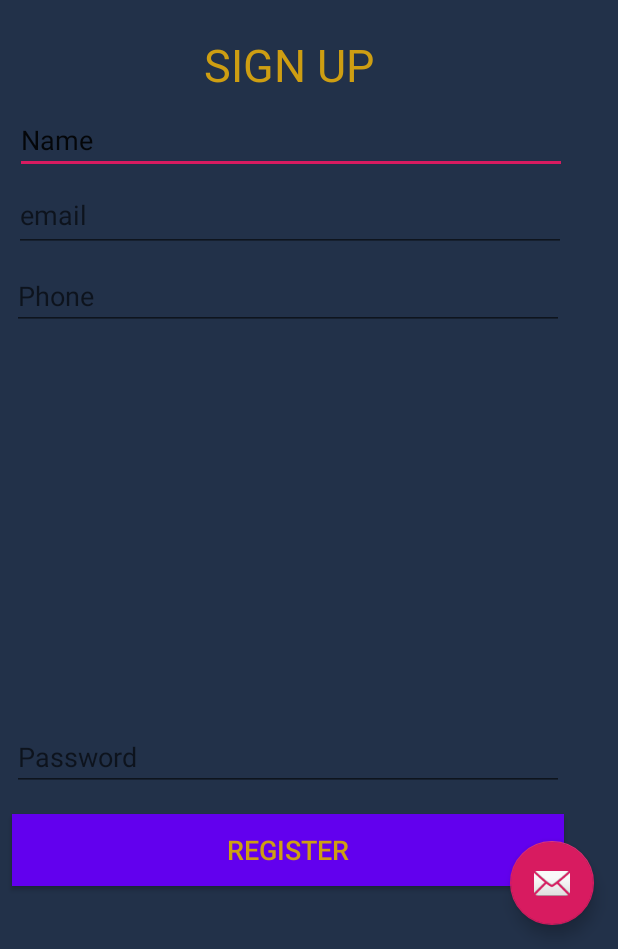
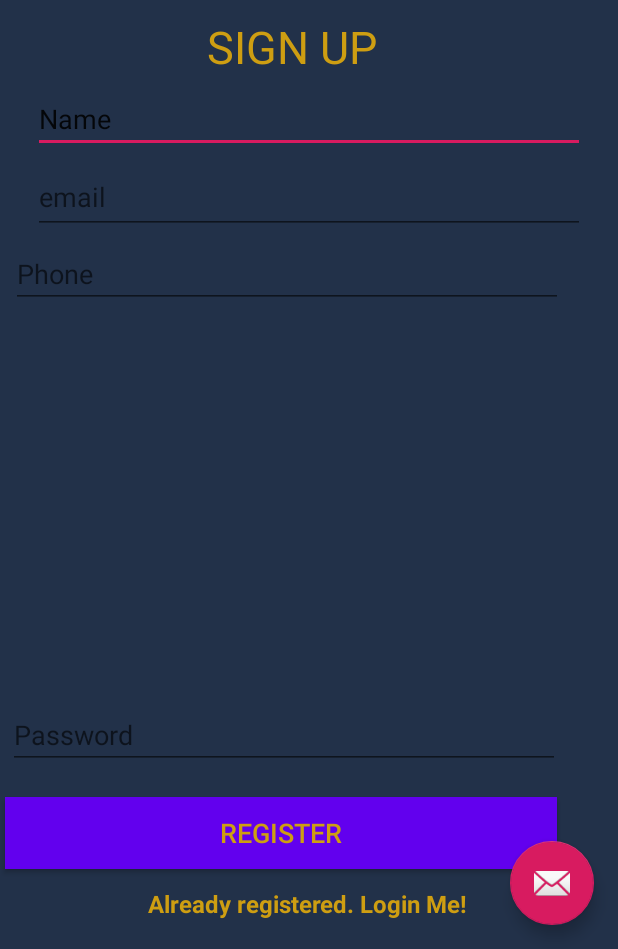
Before and after one commit to samuelthejs/shuta4, an Android app: the Registration screen opened directly, with no data from a screen before it, on a phone screen of 412 x 824 dp, the part 287-1236 px from its top. Run offline under Robolectric (Android 15) with nearby library versions, the phone set to English and light mode, and no system bars.

Commit message:
registration ui - 2

```diff
--- a/app/src/main/java/com/example/davkimfray/shuta4/Registration.java
+++ b/app/src/main/java/com/example/davkimfray/shuta4/Registration.java
@@ -3,6 +3,7 @@ package com.example.davkimfray.shuta4;
 import android.os.Bundle;
 
 import android.support.v7.app.AppCompatActivity;
+import android.view.View;
 
 
 public class Registration extends AppCompatActivity {
@@ -15,4 +16,8 @@ public class Registration extends AppCompatActivity {
 
     }
 
+    public void login(View view) {
+
+
+    }
 }
--- a/app/src/main/res/layout/content_registration.xml
+++ b/app/src/main/res/layout/content_registration.xml
@@ -15,8 +15,8 @@
         android:layout_height="wrap_content"
         android:layout_alignParentStart="true"
         android:layout_alignParentTop="true"
-        android:layout_marginStart="136dp"
-        android:layout_marginTop="158dp"
+        android:layout_marginStart="138dp"
+        android:layout_marginTop="146dp"
         android:text="@string/registration_header"
         android:textColor="@color/color1"
         android:textSize="30dp"
@@ -29,10 +29,9 @@
         android:id="@+id/reg_name"
         android:layout_width="368dp"
         android:layout_height="wrap_content"
-        android:layout_alignParentStart="true"
         android:layout_alignParentTop="true"
-        android:layout_marginStart="10dp"
-        android:layout_marginTop="206dp"
+        android:layout_centerHorizontal="true"
+        android:layout_marginTop="192dp"
         android:ems="10"
         android:hint="Name"
         android:inputType="textPersonName"
@@ -46,10 +45,9 @@
         android:id="@+id/reg_email"
         android:layout_width="368dp"
         android:layout_height="49dp"
-        android:layout_alignParentStart="true"
         android:layout_alignParentTop="true"
-        android:layout_marginStart="9dp"
-        android:layout_marginTop="254dp"
+        android:layout_centerHorizontal="true"
+        android:layout_marginTop="242dp"
         android:ems="10"
         android:hint="email"
         android:inputType="textEmailAddress"
@@ -61,10 +59,10 @@
         android:id="@+id/reg_phone"
         android:layout_width="368dp"
         android:layout_height="wrap_content"
-        android:layout_alignParentStart="true"
+        android:layout_alignStart="@+id/reg_password"
         android:layout_alignParentTop="true"
-        android:layout_marginStart="8dp"
-        android:layout_marginTop="310dp"
+        android:layout_marginStart="2dp"
+        android:layout_marginTop="295dp"
         android:ems="10"
         android:hint="Phone"
         android:inputType="phone"
@@ -78,8 +76,8 @@
         android:layout_height="wrap_content"
         android:layout_alignParentStart="true"
         android:layout_alignParentBottom="true"
-        android:layout_marginStart="8dp"
-        android:layout_marginBottom="105dp"
+        android:layout_marginStart="5dp"
+        android:layout_marginBottom="120dp"
         android:ems="10"
         android:hint="Password"
         android:inputType="textPassword"
@@ -93,8 +91,8 @@
         android:layout_height="wrap_content"
         android:layout_alignParentStart="true"
         android:layout_alignParentBottom="true"
-        android:layout_marginStart="8dp"
-        android:layout_marginBottom="42dp"
+        android:layout_marginStart="3dp"
+        android:layout_marginBottom="53dp"
         android:background="@color/design_default_color_primary"
         android:text="REGISTER"
         android:textColor="@color/color1"
@@ -111,4 +109,16 @@
         android:layout_marginTop="11dp"
         app:srcCompat="@mipmap/logo_tz" />
 
+    <TextView
+        android:onClick="login"
+        android:layout_width="wrap_content"
+        android:layout_height="wrap_content"
+        android:layout_alignStart="@+id/imageView"
+        android:layout_alignParentBottom="true"
+        android:layout_marginBottom="19dp"
+        android:text="Already registered. Login Me!"
+        android:textColor="@color/color1"
+        android:textSize="16sp"
+        android:textStyle="bold" />
+
 </RelativeLayout>
```
